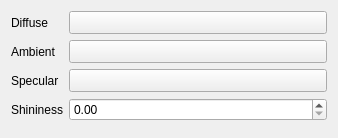
First picture: the form in src/ui/3d/phongmaterialwidget.ui, repository qgis/QGIS, before the edit.
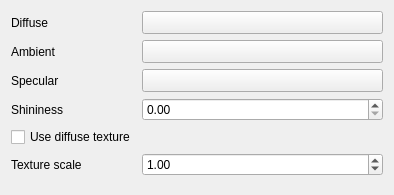
Second picture: the form after the edit. Custom widgets are drawn as their Qt base class.

What changed in the file:
```diff
--- a/src/ui/3d/phongmaterialwidget.ui
+++ b/src/ui/3d/phongmaterialwidget.ui
@@ -6,8 +6,8 @@
    <rect>
     <x>0</x>
     <y>0</y>
-    <width>338</width>
-    <height>138</height>
+    <width>394</width>
+    <height>195</height>
    </rect>
   </property>
   <property name="windowTitle">
@@ -97,6 +97,42 @@
      </property>
     </widget>
    </item>
+   <item row="4" column="1">
+    <widget class="QgsFileWidget" name="textureFile" native="true"/>
+   </item>
+   <item row="4" column="0">
+    <widget class="QCheckBox" name="useDiffuseCheckBox">
+     <property name="text">
+      <string>Use diffuse texture</string>
+     </property>
+     <property name="checked">
+      <bool>false</bool>
+     </property>
+    </widget>
+   </item>
+   <item row="5" column="1">
+    <widget class="QDoubleSpinBox" name="textureScaleSpinBox">
+     <property name="minimum">
+      <double>0.010000000000000</double>
+     </property>
+     <property name="maximum">
+      <double>100.000000000000000</double>
+     </property>
+     <property name="singleStep">
+      <double>1.000000000000000</double>
+     </property>
+     <property name="value">
+      <double>1.000000000000000</double>
+     </property>
+    </widget>
+   </item>
+   <item row="5" column="0">
+    <widget class="QLabel" name="lblTextureScale">
+     <property name="text">
+      <string>Texture scale</string>
+     </property>
+    </widget>
+   </item>
   </layout>
  </widget>
  <customwidgets>
@@ -111,6 +147,12 @@
    <header>qgscolorbutton.h</header>
    <container>1</container>
   </customwidget>
+  <customwidget>
+   <class>QgsFileWidget</class>
+   <extends>QWidget</extends>
+   <header>qgsfilewidget.h</header>
+   <container>1</container>
+  </customwidget>
  </customwidgets>
  <resources/>
  <connections/>
```
